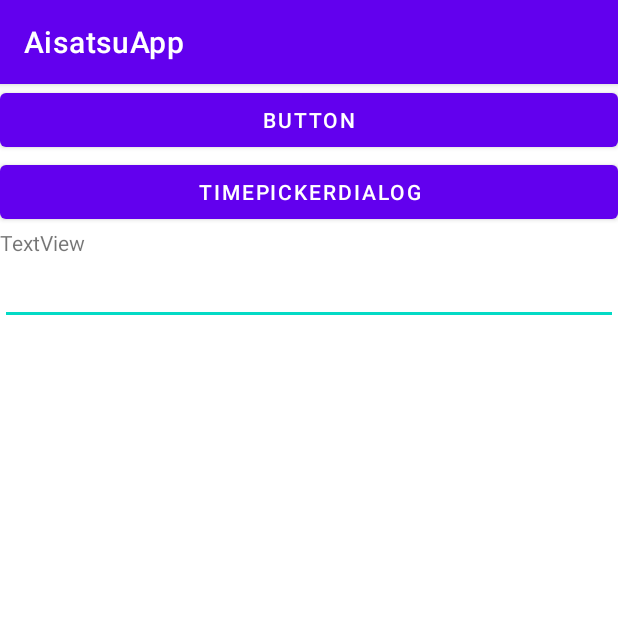
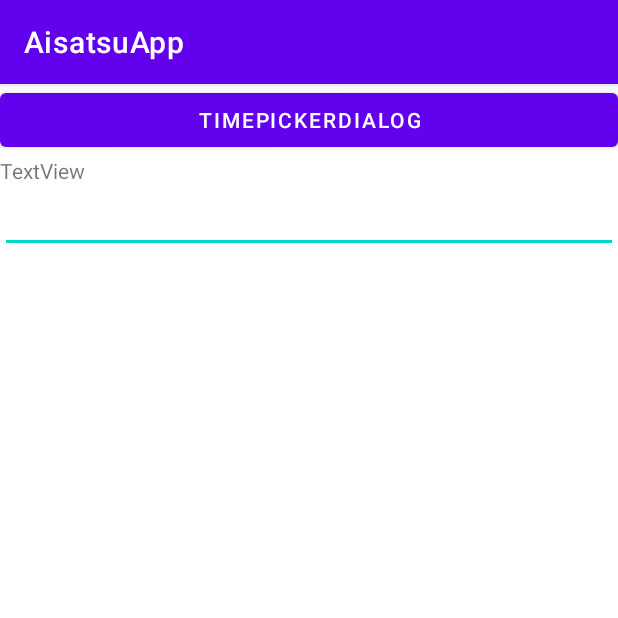
Before and after one commit to Yuki-Naka-Sharing-Study/AisatsuApp, an Android app: the screen it shows after launch (MainActivity), on a phone screen of 412 x 824 dp, the top half of it. Run offline under Robolectric (Android 15) with nearby library versions, the phone set to English and light mode, and no system bars; libraries missing offline, so code that uses them is left out: jp.techacademy.yuki.

Commit message:
【《課題》あいさつアプリ】『ButtonをタッチするとTimePickerDialogを表示して』⇒『ボタンを一個に修正』

```diff
--- a/app/src/main/java/jp/techacademy/yuki/naka/aisatsuapp/MainActivity.kt
+++ b/app/src/main/java/jp/techacademy/yuki/naka/aisatsuapp/MainActivity.kt
@@ -13,12 +13,11 @@ class MainActivity : AppCompatActivity(), View.OnClickListener {
         super.onCreate(savedInstanceState)
         setContentView(R.layout.activity_main)
 
-        button1.setOnClickListener(this)
         button3.setOnClickListener(this)
     }
 
     override fun onClick(v: View) {
-        if (v.id == R.id.button1) {
+        if (v.id == R.id.button3) {
             textView.text = editText.text.toString()
         } else if (v.id == R.id.button3) {
             showTimePickerDialog()
--- a/app/src/main/res/layout/activity_main.xml
+++ b/app/src/main/res/layout/activity_main.xml
@@ -4,12 +4,6 @@
     android:layout_width="match_parent"
     android:layout_height="match_parent"
     android:orientation="vertical">
-
-    <Button
-        android:layout_width="match_parent"
-        android:layout_height="wrap_content"
-        android:text="BUTTON"
-        android:id="@+id/button1"/>
 
     <Button
         android:layout_width="match_parent"
```
